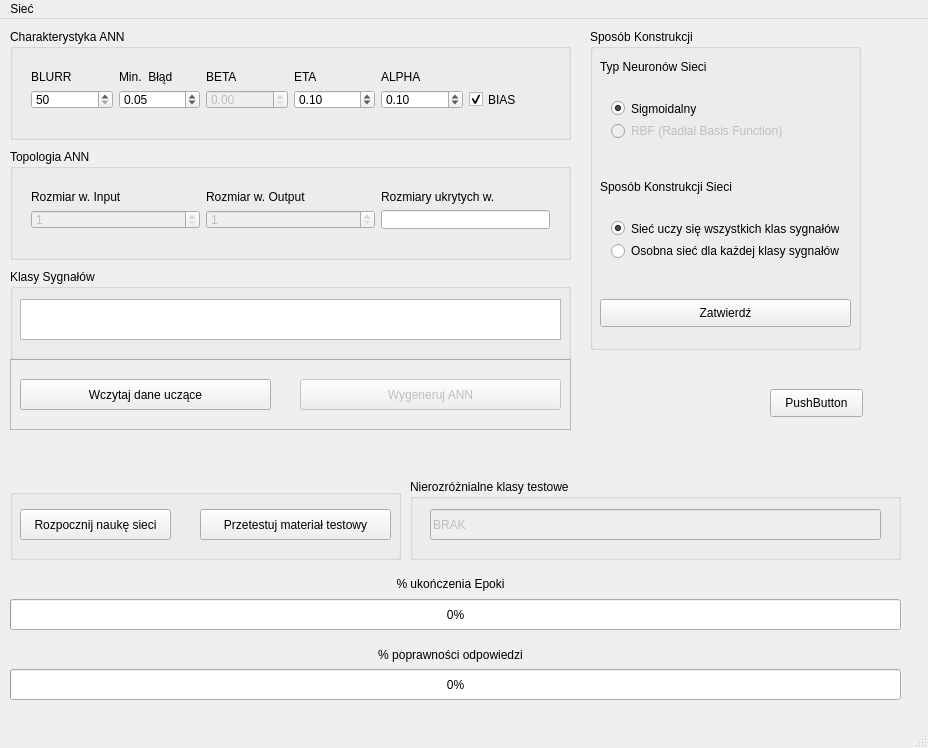
This is mainwindow.ui in coyote443/NeuralNetForMarket as Qt 5 draws it before an edit. The edited form follows.
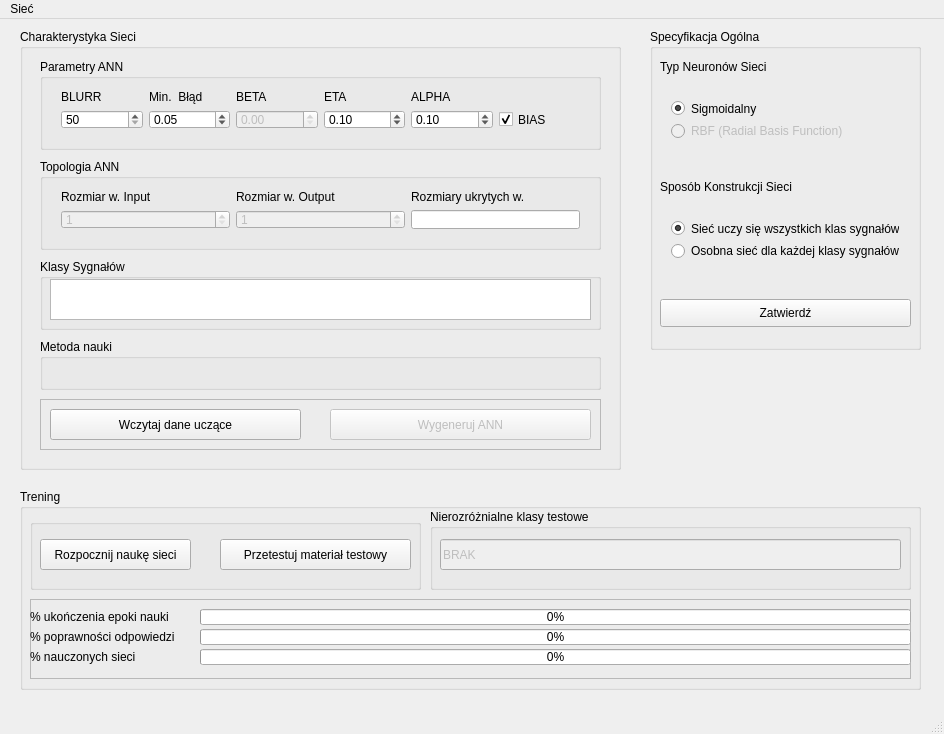
This is the edited form.

Commit message: All FF kind of teaching added. + Some GUI fixes

The edit to the form file:
```diff
--- a/mainwindow.ui
+++ b/mainwindow.ui
@@ -6,8 +6,8 @@
    <rect>
     <x>0</x>
     <y>0</y>
-    <width>928</width>
-    <height>748</height>
+    <width>944</width>
+    <height>734</height>
    </rect>
   </property>
   <property name="windowTitle">
@@ -17,42 +17,172 @@
    <bool>false</bool>
   </property>
   <widget class="QWidget" name="centralWidget">
-   <widget class="QProgressBar" name="progressBarError">
+   <widget class="QGroupBox" name="groupBoxWayOfNetConstruct">
     <property name="geometry">
      <rect>
+      <x>650</x>
+      <y>10</y>
+      <width>271</width>
+      <height>321</height>
+     </rect>
+    </property>
+    <property name="title">
+     <string>Specyfikacja Ogólna</string>
+    </property>
+    <widget class="QWidget" name="verticalLayoutWidget_4">
+     <property name="geometry">
+      <rect>
       <x>10</x>
-      <y>650</y>
-      <width>891</width>
-      <height>31</height>
-     </rect>
-    </property>
-    <property name="toolTip">
-     <string>&lt;html&gt;&lt;head/&gt;&lt;body&gt;&lt;p&gt;&lt;span style=&quot; font-weight:600;&quot;&gt;Uwaga&lt;/span&gt;. Zbyt wysoka wartość może wiązać się z przeuczeniem sieci.&lt;/p&gt;&lt;/body&gt;&lt;/html&gt;</string>
-    </property>
-    <property name="whatsThis">
-     <string>&lt;html&gt;&lt;head/&gt;&lt;body&gt;&lt;p&gt;&lt;br/&gt;&lt;/p&gt;&lt;/body&gt;&lt;/html&gt;</string>
-    </property>
-    <property name="value">
-     <number>0</number>
-    </property>
-   </widget>
+       <y>60</y>
+       <width>251</width>
+       <height>61</height>
+      </rect>
+     </property>
+     <layout class="QVBoxLayout" name="verticalLayout_3">
+      <item>
+       <widget class="QRadioButton" name="radioButtonNeuronSigmoid">
+        <property name="enabled">
+         <bool>true</bool>
+        </property>
+        <property name="text">
+         <string>Sigmoidalny</string>
+        </property>
+        <property name="checkable">
+         <bool>true</bool>
+        </property>
+        <property name="checked">
+         <bool>true</bool>
+        </property>
+       </widget>
+      </item>
+      <item>
+       <widget class="QRadioButton" name="radioButtonNeuronRBF">
+        <property name="enabled">
+         <bool>false</bool>
+        </property>
+        <property name="text">
+         <string>RBF (Radial Basis Function)</string>
+        </property>
+        <property name="checkable">
+         <bool>true</bool>
+        </property>
+       </widget>
+      </item>
+     </layout>
+    </widget>
+    <widget class="QLabel" name="label_18">
+     <property name="geometry">
+      <rect>
+       <x>10</x>
+       <y>150</y>
+       <width>151</width>
+       <height>16</height>
+      </rect>
+     </property>
+     <property name="text">
+      <string>Sposób Konstrukcji Sieci</string>
+     </property>
+     <property name="alignment">
+      <set>Qt::AlignLeading|Qt::AlignLeft|Qt::AlignVCenter</set>
+     </property>
+    </widget>
+    <widget class="QWidget" name="verticalLayoutWidget_3">
+     <property name="geometry">
+      <rect>
+       <x>10</x>
+       <y>180</y>
+       <width>250</width>
+       <height>61</height>
+      </rect>
+     </property>
+     <layout class="QVBoxLayout" name="verticalLayout">
+      <item>
+       <widget class="QRadioButton" name="radioButtonOneNetworkForAllClases">
+        <property name="enabled">
+         <bool>true</bool>
+        </property>
+        <property name="text">
+         <string>Sieć uczy się wszystkich klas sygnałów</string>
+        </property>
+        <property name="checked">
+         <bool>true</bool>
+        </property>
+       </widget>
+      </item>
+      <item>
+       <widget class="QRadioButton" name="radioButtonNetworkForEachClass">
+        <property name="enabled">
+         <bool>true</bool>
+        </property>
+        <property name="text">
+         <string>Osobna sieć dla każdej klasy sygnałów</string>
+        </property>
+        <property name="checked">
+         <bool>false</bool>
+        </property>
+       </widget>
+      </item>
+     </layout>
+    </widget>
+    <widget class="QLabel" name="label_17">
+     <property name="geometry">
+      <rect>
+       <x>10</x>
+       <y>30</y>
+       <width>151</width>
+       <height>16</height>
+      </rect>
+     </property>
+     <property name="text">
+      <string>Typ Neuronów Sieci</string>
+     </property>
+     <property name="alignment">
+      <set>Qt::AlignLeading|Qt::AlignLeft|Qt::AlignVCenter</set>
+     </property>
+    </widget>
+    <widget class="QPushButton" name="pushButtonApplyConstruct">
+     <property name="geometry">
+      <rect>
+       <x>10</x>
+       <y>270</y>
+       <width>251</width>
+       <height>28</height>
+      </rect>
+     </property>
+     <property name="text">
+      <string>Zatwierdź</string>
+     </property>
+    </widget>
+   </widget>
+   <widget class="QGroupBox" name="groupBoxAllNetsControls">
+    <property name="geometry">
+     <rect>
+      <x>20</x>
+      <y>10</y>
+      <width>601</width>
+      <height>441</height>
+     </rect>
+    </property>
+    <property name="title">
+     <string>Charakterystyka Sieci</string>
+    </property>
    <widget class="QGroupBox" name="groupBoxSpecifi">
     <property name="geometry">
      <rect>
-      <x>10</x>
-      <y>10</y>
+       <x>20</x>
+       <y>30</y>
       <width>561</width>
-      <height>111</height>
+       <height>91</height>
      </rect>
     </property>
     <property name="title">
-     <string>Charakterystyka ANN</string>
+      <string>Parametry ANN</string>
     </property>
     <widget class="QWidget" name="verticalLayoutWidget">
      <property name="geometry">
       <rect>
        <x>10</x>
-       <y>30</y>
+        <y>20</y>
        <width>541</width>
        <height>61</height>
       </rect>
@@ -201,189 +331,13 @@
      </layout>
     </widget>
    </widget>
-   <widget class="QGroupBox" name="groupBoxButtonsStartAndTest">
-    <property name="geometry">
-     <rect>
-      <x>10</x>
-      <y>470</y>
-      <width>391</width>
-      <height>71</height>
-     </rect>
-    </property>
-    <property name="title">
-     <string/>
-    </property>
-    <widget class="QPushButton" name="pushButtonStartNetworkLearning">
-     <property name="geometry">
-      <rect>
-       <x>10</x>
-       <y>20</y>
-       <width>151</width>
-       <height>31</height>
-      </rect>
-     </property>
-     <property name="text">
-      <string>Rozpocznij naukę sieci</string>
-     </property>
-    </widget>
-    <widget class="QPushButton" name="pushButtonTestNetwork">
-     <property name="geometry">
-      <rect>
-       <x>190</x>
-       <y>20</y>
-       <width>191</width>
-       <height>31</height>
-      </rect>
-     </property>
-     <property name="text">
-      <string>Przetestuj materiał testowy</string>
-     </property>
-    </widget>
-   </widget>
-   <widget class="QGroupBox" name="groupBoxWayOfNetConstruct">
-    <property name="geometry">
-     <rect>
-      <x>590</x>
-      <y>10</y>
-      <width>271</width>
-      <height>321</height>
-     </rect>
-    </property>
-    <property name="title">
-     <string>Sposób Konstrukcji</string>
-    </property>
-    <widget class="QWidget" name="verticalLayoutWidget_4">
-     <property name="geometry">
-      <rect>
-       <x>10</x>
-       <y>60</y>
-       <width>251</width>
-       <height>61</height>
-      </rect>
-     </property>
-     <layout class="QVBoxLayout" name="verticalLayout_3">
-      <item>
-       <widget class="QRadioButton" name="radioButtonNeuronSigmoid">
-        <property name="enabled">
-         <bool>true</bool>
-        </property>
-        <property name="text">
-         <string>Sigmoidalny</string>
-        </property>
-        <property name="checkable">
-         <bool>true</bool>
-        </property>
-        <property name="checked">
-         <bool>true</bool>
-        </property>
-       </widget>
-      </item>
-      <item>
-       <widget class="QRadioButton" name="radioButtonNeuronRBF">
-        <property name="enabled">
-         <bool>false</bool>
-        </property>
-        <property name="text">
-         <string>RBF (Radial Basis Function)</string>
-        </property>
-        <property name="checkable">
-         <bool>true</bool>
-        </property>
-       </widget>
-      </item>
-     </layout>
-    </widget>
-    <widget class="QLabel" name="label_18">
-     <property name="geometry">
-      <rect>
-       <x>10</x>
-       <y>150</y>
-       <width>151</width>
-       <height>16</height>
-      </rect>
-     </property>
-     <property name="text">
-      <string>Sposób Konstrukcji Sieci</string>
-     </property>
-     <property name="alignment">
-      <set>Qt::AlignLeading|Qt::AlignLeft|Qt::AlignVCenter</set>
-     </property>
-    </widget>
-    <widget class="QWidget" name="verticalLayoutWidget_3">
-     <property name="geometry">
-      <rect>
-       <x>10</x>
-       <y>180</y>
-       <width>250</width>
-       <height>61</height>
-      </rect>
-     </property>
-     <layout class="QVBoxLayout" name="verticalLayout">
-      <item>
-       <widget class="QRadioButton" name="radioButtonOneNetworkForAllClases">
-        <property name="enabled">
-         <bool>true</bool>
-        </property>
-        <property name="text">
-         <string>Sieć uczy się wszystkich klas sygnałów</string>
-        </property>
-        <property name="checked">
-         <bool>true</bool>
-        </property>
-       </widget>
-      </item>
-      <item>
-       <widget class="QRadioButton" name="radioButtonNetworkForEachClass">
-        <property name="enabled">
-         <bool>true</bool>
-        </property>
-        <property name="text">
-         <string>Osobna sieć dla każdej klasy sygnałów</string>
-        </property>
-        <property name="checked">
-         <bool>false</bool>
-        </property>
-       </widget>
-      </item>
-     </layout>
-    </widget>
-    <widget class="QLabel" name="label_17">
-     <property name="geometry">
-      <rect>
-       <x>10</x>
-       <y>30</y>
-       <width>151</width>
-       <height>16</height>
-      </rect>
-     </property>
-     <property name="text">
-      <string>Typ Neuronów Sieci</string>
-     </property>
-     <property name="alignment">
-      <set>Qt::AlignLeading|Qt::AlignLeft|Qt::AlignVCenter</set>
-     </property>
-    </widget>
-    <widget class="QPushButton" name="pushButtonApplyConstruct">
-     <property name="geometry">
-      <rect>
-       <x>10</x>
-       <y>270</y>
-       <width>251</width>
-       <height>28</height>
-      </rect>
-     </property>
-     <property name="text">
-      <string>Zatwierdź</string>
-     </property>
-    </widget>
-   </widget>
    <widget class="QGroupBox" name="groupBoxTopology">
     <property name="geometry">
      <rect>
-      <x>10</x>
+       <x>20</x>
       <y>130</y>
       <width>561</width>
-      <height>111</height>
+       <height>91</height>
      </rect>
     </property>
     <property name="title">
@@ -393,7 +347,7 @@
      <property name="geometry">
       <rect>
        <x>10</x>
-       <y>30</y>
+        <y>20</y>
        <width>541</width>
        <height>61</height>
       </rect>
@@ -479,13 +433,93 @@
      </layout>
     </widget>
    </widget>
+    <widget class="QGroupBox" name="groupBox">
+     <property name="geometry">
+      <rect>
+       <x>20</x>
+       <y>230</y>
+       <width>561</width>
+       <height>71</height>
+      </rect>
+     </property>
+     <property name="title">
+      <string>Klasy Sygnałów</string>
+     </property>
+     <widget class="QTextBrowser" name="textBrowserSignalClasses">
+      <property name="enabled">
+       <bool>true</bool>
+      </property>
+      <property name="geometry">
+       <rect>
+        <x>10</x>
+        <y>20</y>
+        <width>541</width>
+        <height>41</height>
+       </rect>
+      </property>
+     </widget>
+    </widget>
+    <widget class="QGroupBox" name="groupBoxLearningMethod">
+     <property name="enabled">
+      <bool>true</bool>
+     </property>
+     <property name="geometry">
+      <rect>
+       <x>20</x>
+       <y>310</y>
+       <width>561</width>
+       <height>51</height>
+      </rect>
+     </property>
+     <property name="title">
+      <string>Metoda nauki</string>
+     </property>
+     <widget class="QWidget" name="horizontalLayoutWidget">
+      <property name="geometry">
+       <rect>
+        <x>10</x>
+        <y>20</y>
+        <width>531</width>
+        <height>22</height>
+       </rect>
+      </property>
+      <layout class="QHBoxLayout" name="horizontalLayout">
+       <item>
+        <widget class="QRadioButton" name="radioBuuttonFeedForward">
+         <property name="enabled">
+          <bool>true</bool>
+         </property>
+         <property name="text">
+          <string>Feed Forward</string>
+         </property>
+         <property name="checked">
+          <bool>true</bool>
+         </property>
+        </widget>
+       </item>
+       <item>
+        <widget class="QRadioButton" name="radioButtonGeneticAlg">
+         <property name="enabled">
+          <bool>true</bool>
+         </property>
+         <property name="text">
+          <string>Algorytm Genetyczny</string>
+         </property>
+         <property name="checked">
+          <bool>false</bool>
+         </property>
+        </widget>
+       </item>
+      </layout>
+     </widget>
+    </widget>
    <widget class="QFrame" name="frameLoadGenerate">
     <property name="geometry">
      <rect>
-      <x>10</x>
-      <y>340</y>
+       <x>20</x>
+       <y>370</y>
       <width>561</width>
-      <height>71</height>
+       <height>51</height>
      </rect>
     </property>
     <property name="frameShape">
@@ -498,7 +532,7 @@
      <property name="geometry">
       <rect>
        <x>10</x>
-       <y>20</y>
+        <y>10</y>
        <width>251</width>
        <height>31</height>
       </rect>
@@ -514,7 +548,7 @@
      <property name="geometry">
       <rect>
        <x>290</x>
-       <y>20</y>
+        <y>10</y>
        <width>261</width>
        <height>31</height>
       </rect>
@@ -524,25 +558,64 @@
      </property>
     </widget>
    </widget>
-   <widget class="QPushButton" name="pushButton_2">
+   </widget>
+   <widget class="QGroupBox" name="groupBox_2">
     <property name="geometry">
      <rect>
-      <x>770</x>
-      <y>370</y>
-      <width>93</width>
-      <height>28</height>
+      <x>20</x>
+      <y>470</y>
+      <width>901</width>
+      <height>201</height>
      </rect>
     </property>
+    <property name="title">
+     <string>Trening</string>
+    </property>
+    <widget class="QGroupBox" name="groupBoxButtonsStartAndTest">
+     <property name="geometry">
+      <rect>
+       <x>10</x>
+       <y>30</y>
+       <width>391</width>
+       <height>71</height>
+      </rect>
+     </property>
+     <property name="title">
+      <string/>
+     </property>
+     <widget class="QPushButton" name="pushButtonStartNetworkLearning">
+      <property name="geometry">
+       <rect>
+        <x>10</x>
+        <y>20</y>
+        <width>151</width>
+        <height>31</height>
+       </rect>
+      </property>
     <property name="text">
-     <string>PushButton</string>
-    </property>
+       <string>Rozpocznij naukę sieci</string>
+      </property>
+     </widget>
+     <widget class="QPushButton" name="pushButtonTestNetwork">
+      <property name="geometry">
+       <rect>
+        <x>190</x>
+        <y>20</y>
+        <width>191</width>
+        <height>31</height>
+       </rect>
+      </property>
+      <property name="text">
+       <string>Przetestuj materiał testowy</string>
+      </property>
+     </widget>
    </widget>
    <widget class="QGroupBox" name="groupBoxNonDiffClasesView">
     <property name="geometry">
      <rect>
       <x>410</x>
-      <y>460</y>
-      <width>491</width>
+       <y>20</y>
+       <width>481</width>
       <height>81</height>
      </rect>
     </property>
@@ -555,9 +628,9 @@
      </property>
      <property name="geometry">
       <rect>
-       <x>20</x>
+        <x>10</x>
        <y>30</y>
-       <width>451</width>
+        <width>461</width>
        <height>31</height>
       </rect>
      </property>
@@ -575,76 +648,115 @@
      </property>
     </widget>
    </widget>
-   <widget class="QGroupBox" name="groupBox">
+    <widget class="QFrame" name="frame">
     <property name="geometry">
      <rect>
       <x>10</x>
-      <y>250</y>
-      <width>561</width>
-      <height>91</height>
-     </rect>
-    </property>
-    <property name="title">
-     <string>Klasy Sygnałów</string>
-    </property>
-    <widget class="QTextBrowser" name="textBrowserSignalClasses">
-     <property name="enabled">
-      <bool>true</bool>
+       <y>110</y>
+       <width>881</width>
+       <height>80</height>
+      </rect>
+     </property>
+     <property name="frameShape">
+      <enum>QFrame::StyledPanel</enum>
+     </property>
+     <property name="frameShadow">
+      <enum>QFrame::Raised</enum>
      </property>
-     <property name="geometry">
-      <rect>
-       <x>10</x>
-       <y>30</y>
-       <width>541</width>
-       <height>41</height>
-      </rect>
-     </property>
-    </widget>
-   </widget>
-   <widget class="QProgressBar" name="progressBarEpoch">
-    <property name="geometry">
-     <rect>
-      <x>10</x>
-      <y>580</y>
-      <width>891</width>
-      <height>31</height>
-     </rect>
-    </property>
-    <property name="value">
-     <number>0</number>
-    </property>
-   </widget>
    <widget class="QLabel" name="label_6">
     <property name="geometry">
      <rect>
-      <x>10</x>
-      <y>549</y>
-      <width>881</width>
-      <height>31</height>
+        <x>0</x>
+        <y>10</y>
+        <width>171</width>
+        <height>16</height>
      </rect>
     </property>
     <property name="text">
-     <string>% ukończenia Epoki</string>
+       <string>% ukończenia epoki nauki</string>
     </property>
     <property name="alignment">
-     <set>Qt::AlignCenter</set>
+       <set>Qt::AlignLeading|Qt::AlignLeft|Qt::AlignVCenter</set>
     </property>
    </widget>
    <widget class="QLabel" name="label_8">
     <property name="geometry">
      <rect>
-      <x>10</x>
-      <y>620</y>
-      <width>881</width>
-      <height>31</height>
+        <x>0</x>
+        <y>30</y>
+        <width>161</width>
+        <height>16</height>
      </rect>
     </property>
     <property name="text">
      <string>% poprawności odpowiedzi</string>
     </property>
     <property name="alignment">
-     <set>Qt::AlignCenter</set>
-    </property>
+       <set>Qt::AlignLeading|Qt::AlignLeft|Qt::AlignVCenter</set>
+      </property>
+     </widget>
+     <widget class="QLabel" name="label_9">
+      <property name="geometry">
+       <rect>
+        <x>0</x>
+        <y>50</y>
+        <width>161</width>
+        <height>16</height>
+       </rect>
+      </property>
+      <property name="text">
+       <string>% nauczonych sieci</string>
+      </property>
+      <property name="alignment">
+       <set>Qt::AlignLeading|Qt::AlignLeft|Qt::AlignVCenter</set>
+      </property>
+     </widget>
+     <widget class="QProgressBar" name="progressBarEpoch">
+      <property name="geometry">
+       <rect>
+        <x>170</x>
+        <y>10</y>
+        <width>711</width>
+        <height>16</height>
+       </rect>
+      </property>
+      <property name="value">
+       <number>0</number>
+      </property>
+     </widget>
+     <widget class="QProgressBar" name="progressBarError">
+      <property name="geometry">
+       <rect>
+        <x>170</x>
+        <y>30</y>
+        <width>711</width>
+        <height>16</height>
+       </rect>
+      </property>
+      <property name="toolTip">
+       <string>&lt;html&gt;&lt;head/&gt;&lt;body&gt;&lt;p&gt;&lt;span style=&quot; font-weight:600;&quot;&gt;Uwaga&lt;/span&gt;. Zbyt wysoka wartość może wiązać się z przeuczeniem sieci.&lt;/p&gt;&lt;/body&gt;&lt;/html&gt;</string>
+      </property>
+      <property name="whatsThis">
+       <string>&lt;html&gt;&lt;head/&gt;&lt;body&gt;&lt;p&gt;&lt;br/&gt;&lt;/p&gt;&lt;/body&gt;&lt;/html&gt;</string>
+      </property>
+      <property name="value">
+       <number>0</number>
+      </property>
+     </widget>
+     <widget class="QProgressBar" name="progressBarNetworkTrained">
+      <property name="geometry">
+       <rect>
+        <x>170</x>
+        <y>50</y>
+        <width>711</width>
+        <height>16</height>
+       </rect>
+      </property>
+      <property name="value">
+       <number>0</number>
+      </property>
+     </widget>
+    </widget>
    </widget>
   </widget>
   <widget class="QMenuBar" name="menuBar">
@@ -652,7 +764,7 @@
     <rect>
      <x>0</x>
      <y>0</y>
-     <width>928</width>
+     <width>944</width>
      <height>26</height>
     </rect>
    </property>
```
Lines whose indentation alone changed are shown as unchanged. The commit also changes 5 other files.
